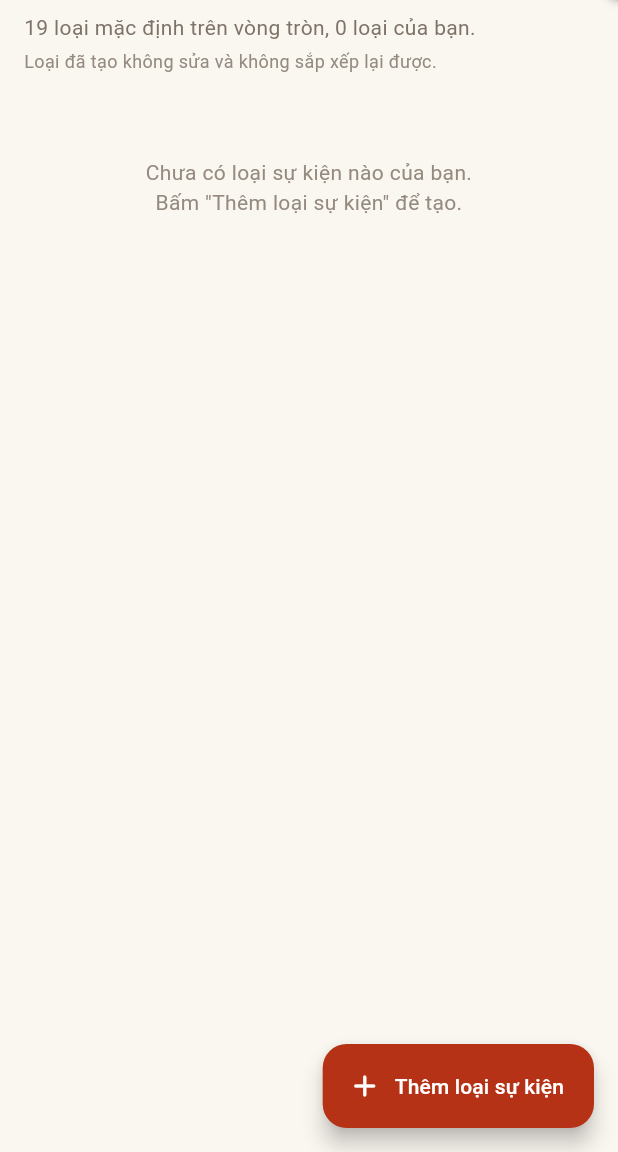
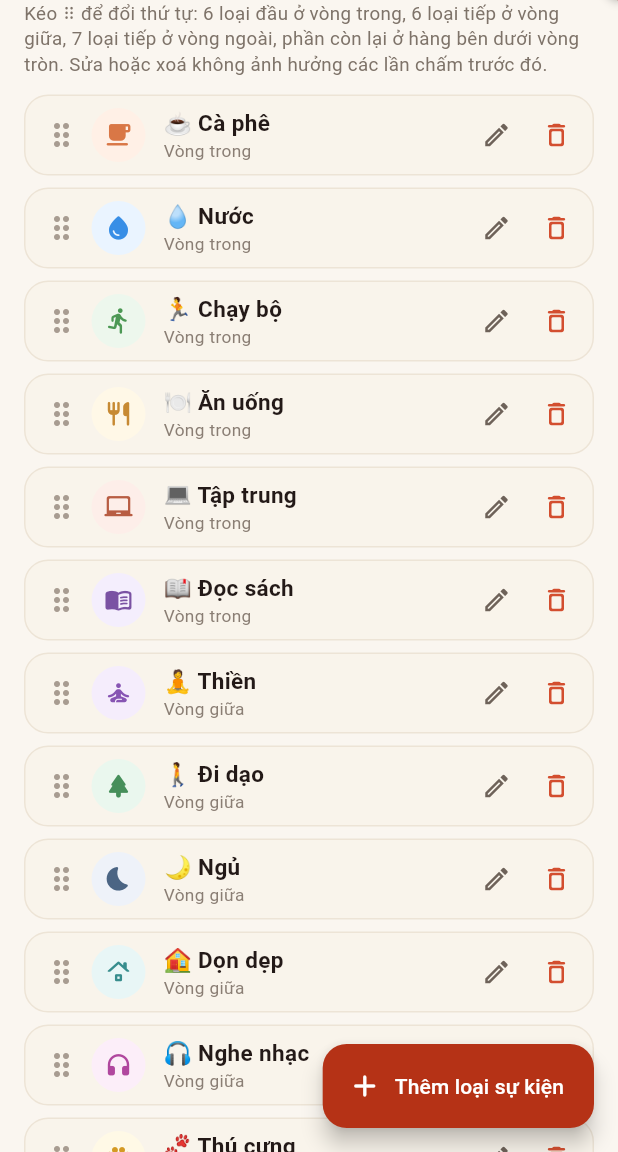
Before and after one commit to PRM393GROUP3/Cham-ActivityLogWithPeople, a Flutter app: the EventTypesPage screen opened by its route, on a phone screen of 412 x 824 dp, the part 84-1236 px from its top. Run offline on Flutter 3.47's test engine with Material 3 defaults, Android fonts, the phone set to English and light mode, and no system bars; our stand-ins replace dio, flutter_riverpod, shared_preferences; accounts and stored records are empty; network calls fail.

Commit message:
feat(mobile): edit, delete and reorder all event types in Settings
- Settings → "Loại sự kiện" now lists every type, including the 19
  defaults, with add / edit / delete (confirmed) / drag-to-reorder
- Order decides placement: 6 inner, 6 middle, 7 outer ring (evenly
  spaced), the rest in the "Sự kiện khác" row (layoutDial)
- Editing or deleting never touches existing records: they keep the
  emoji and name they were logged with
- Changing a default's emoji swaps its Material icon for the emoji
- Full ordered list stored locally (v2 key; previous custom-only list is
  migrated)
- Requirement v0.5: LOG-05 / AC-02 updated, open question on deleting
  types resolved

Co-Authored-By: Claude Opus 5.5 (1M context) <noreply@anthropic.com>

```diff
--- a/mobile/lib/features/activity_dial/presentation/pages/activity_dial_page.dart
+++ b/mobile/lib/features/activity_dial/presentation/pages/activity_dial_page.dart
@@ -124,7 +124,7 @@ class ActivityDialPage extends ConsumerWidget {
                 style: TextStyle(fontWeight: FontWeight.w700, fontSize: 13.5),
               ),
               subtitle: const Text(
-                'Thêm icon sự kiện của riêng bạn',
+                'Thêm, sửa, xoá, sắp xếp icon trên trang chủ',
                 style: TextStyle(fontSize: 11.5, color: Color(0xFF7E7268)),
               ),
               trailing: const Icon(Icons.arrow_forward_ios_rounded, size: 14),
@@ -298,11 +298,11 @@ class ActivityDialPage extends ConsumerWidget {
                       onTapCenter: () => _openTodayLogsSheet(context),
                     ),
 
-                    // --- 4. SỰ KIỆN CỦA BẠN: loại tự tạo trong Cài đặt (LOG-05) ---
-                    if (state.customTypes.isNotEmpty) ...[
+                    // --- 4. SỰ KIỆN KHÁC: từ loại thứ 20 theo thứ tự trong Cài đặt (LOG-05) ---
+                    if (state.extraTypes.isNotEmpty) ...[
                       const SizedBox(height: 8),
                       const Text(
-                        'Sự kiện của bạn',
+                        'Sự kiện khác',
                         style: TextStyle(
                           fontSize: 13,
                           fontWeight: FontWeight.w800,
@@ -314,7 +314,7 @@ class ActivityDialPage extends ConsumerWidget {
                         scrollDirection: Axis.horizontal,
                         child: Row(
                           children: [
-                            for (final type in state.customTypes)
+                            for (final type in state.extraTypes)
                               Padding(
                                 padding: const EdgeInsets.only(right: 4),
                                 child: RadialDialNode(
--- a/mobile/lib/features/activity_dial/presentation/pages/event_types_page.dart
+++ b/mobile/lib/features/activity_dial/presentation/pages/event_types_page.dart
@@ -2,80 +2,135 @@ import 'package:flutter/material.dart';
 import 'package:flutter_riverpod/flutter_riverpod.dart';
 
 import '../../domain/activity_event_type.dart';
+import '../../domain/dial_layout.dart';
 import '../../domain/emoji_catalog.dart';
 import '../activity_dial_controller.dart';
 
-/// Cài đặt → Loại sự kiện: xem và tạo loại sự kiện của riêng mình (LOG-01, LOG-02, LOG-05).
-/// Loại đã tạo không sửa, không sắp xếp; hiển thị ở hàng "Sự kiện của bạn" trên trang chủ.
+/// Cài đặt → Loại sự kiện (LOG-05): thêm, sửa, xoá và kéo thả sắp xếp mọi loại sự kiện,
+/// kể cả 19 loại mặc định. Thứ tự quyết định vị trí trên vòng Dial; sửa / xoá không đổi lịch sử.
 class EventTypesPage extends ConsumerWidget {
   const EventTypesPage({super.key});
 
+  void _openSheet(BuildContext context, [ActivityEventType? editing]) {
+    showModalBottomSheet<void>(
+      context: context,
+      isScrollControlled: true,
+      backgroundColor: Colors.transparent,
+      builder: (_) => EventTypeSheet(editing: editing),
+    );
+  }
+
+  Future<void> _confirmDelete(BuildContext context, WidgetRef ref, ActivityEventType type) async {
+    final ok = await showDialog<bool>(
+      context: context,
+      builder: (ctx) => AlertDialog(
+        title: Text('Xoá ${type.emoji} ${type.name}?'),
+        content: const Text('Nút này biến khỏi trang chủ. Các lần chấm trước đó vẫn giữ trong lịch sử.'),
+        actions: [
+          TextButton(onPressed: () => Navigator.pop(ctx, false), child: const Text('Huỷ')),
+          FilledButton(
+            style: FilledButton.styleFrom(backgroundColor: const Color(0xFFD34E2F)),
+            onPressed: () => Navigator.pop(ctx, true),
+            child: const Text('Xoá'),
+          ),
+        ],
+      ),
+    );
+    if (ok != true || !context.mounted) return;
+    try {
+      await ref.read(activityDialControllerProvider.notifier).deleteEventType(type.id);
+    } on ArgumentError catch (e) {
+      if (!context.mounted) return;
+      ScaffoldMessenger.of(context).showSnackBar(
+        SnackBar(content: Text('${e.message}'), behavior: SnackBarBehavior.floating),
+      );
+    }
+  }
+
+  static String _positionLabel(int index) {
+    final inner = dialRingCapacity[0], middle = inner + dialRingCapacity[1];
+    final outer = middle + dialRingCapacity[2];
+    if (index < inner) return 'Vòng trong';
+    if (index < middle) return 'Vòng giữa';
+    if (index < outer) return 'Vòng ngoài';
+    return 'Hàng dưới vòng tròn';
+  }
+
   @override
   Widget build(BuildContext context, WidgetRef ref) {
-    final state = ref.watch(activityDialControllerProvider);
-    final custom = state.customTypes;
+    final types = ref.watch(activityDialControllerProvider).eventTypes;
+    final controller = ref.read(activityDialControllerProvider.notifier);
 
     return Scaffold(
       backgroundColor: const Color(0xFFFAF6F0),
       appBar: AppBar(
         backgroundColor: const Color(0xFFFAF6F0),
-        title: const Text(
-          'Loại sự kiện',
-          style: TextStyle(fontWeight: FontWeight.w800),
-        ),
+        title: const Text('Loại sự kiện', style: TextStyle(fontWeight: FontWeight.w800)),
       ),
       floatingActionButton: FloatingActionButton.extended(
         backgroundColor: const Color(0xFFB53216),
         foregroundColor: Colors.white,
-        onPressed: () => showModalBottomSheet<void>(
-          context: context,
-          isScrollControlled: true,
-          backgroundColor: Colors.transparent,
-          builder: (_) => const AddEventTypeSheet(),
-        ),
+        onPressed: () => _openSheet(context),
         icon: const Icon(Icons.add_rounded),
         label: const Text('Thêm loại sự kiện'),
       ),
-      body: ListView(
-        padding: const EdgeInsets.fromLTRB(16, 8, 16, 96),
-        children: [
-          Text(
-            '${state.dialTypes.length} loại mặc định trên vòng tròn, ${custom.length} loại của bạn.',
-            style: const TextStyle(color: Color(0xFF7E7369)),
+      body: ReorderableListView.builder(
+        padding: const EdgeInsets.fromLTRB(16, 0, 16, 96),
+        buildDefaultDragHandles: false,
+        header: const Padding(
+          padding: EdgeInsets.only(bottom: 12),
+          child: Text(
+            'Kéo ⠿ để đổi thứ tự: 6 loại đầu ở vòng trong, 6 loại tiếp ở vòng giữa, 7 loại tiếp ở '
+            'vòng ngoài, phần còn lại ở hàng bên dưới vòng tròn. Sửa hoặc xoá không ảnh hưởng các lần '
+            'chấm trước đó.',
+            style: TextStyle(fontSize: 12.5, color: Color(0xFF7E7369), height: 1.35),
           ),
-          const SizedBox(height: 4),
-          const Text(
-            'Loại đã tạo không sửa và không sắp xếp lại được.',
-            style: TextStyle(fontSize: 12, color: Color(0xFF948A80)),
-          ),
-          const SizedBox(height: 16),
-          if (custom.isEmpty)
-            const Padding(
-              padding: EdgeInsets.symmetric(vertical: 40),
-              child: Text(
-                'Chưa có loại sự kiện nào của bạn.\nBấm "Thêm loại sự kiện" để tạo.',
-                textAlign: TextAlign.center,
-                style: TextStyle(color: Color(0xFF948A80), height: 1.4),
+        ),
+        itemCount: types.length,
+        onReorderItem: controller.reorderEventTypes,
+        itemBuilder: (context, index) {
+          final type = types[index];
+          return _EventTypeTile(
+            key: ValueKey(type.id),
+            type: type,
+            position: _positionLabel(index),
+            dragHandle: ReorderableDragStartListener(
+              index: index,
+              child: const Padding(
+                padding: EdgeInsets.all(8),
+                child: Icon(Icons.drag_indicator_rounded, color: Color(0xFFA89C91)),
               ),
-            )
-          else
-            for (final type in custom) _EventTypeTile(type: type),
-        ],
+            ),
+            onEdit: () => _openSheet(context, type),
+            onDelete: () => _confirmDelete(context, ref, type),
+          );
+        },
       ),
     );
   }
 }
 
 class _EventTypeTile extends StatelessWidget {
-  const _EventTypeTile({required this.type});
+  const _EventTypeTile({
+    super.key,
+    required this.type,
+    required this.position,
+    required this.dragHandle,
+    required this.onEdit,
+    required this.onDelete,
+  });
 
   final ActivityEventType type;
+  final String position;
+  final Widget dragHandle;
+  final VoidCallback onEdit;
+  final VoidCallback onDelete;
 
   @override
   Widget build(BuildContext context) {
     return Container(
       margin: const EdgeInsets.only(bottom: 8),
-      padding: const EdgeInsets.symmetric(horizontal: 14, vertical: 12),
+      padding: const EdgeInsets.fromLTRB(4, 6, 4, 6),
       decoration: BoxDecoration(
         color: const Color(0xFFF9F4EB),
         borderRadius: BorderRadius.circular(16),
@@ -83,13 +138,42 @@ class _EventTypeTile extends StatelessWidget {
       ),
       child: Row(
         children: [
-          Text(type.emoji, style: const TextStyle(fontSize: 24)),
+          dragHandle,
+          Container(
+            width: 36,
+            height: 36,
+            decoration: BoxDecoration(color: type.bgColor, shape: BoxShape.circle),
+            alignment: Alignment.center,
+            child: type.icon != null
+                ? Icon(type.icon, size: 19, color: type.accentColor)
+                : Text(type.emoji, style: const TextStyle(fontSize: 19)),
+          ),
           const SizedBox(width: 12),
           Expanded(
-            child: Text(
-              type.name,
-              style: const TextStyle(fontSize: 15, fontWeight: FontWeight.w700),
+            child: Column(
+              crossAxisAlignment: CrossAxisAlignment.start,
+              children: [
+                Text(
+                  '${type.emoji} ${type.name}',
+                  maxLines: 1,
+                  overflow: TextOverflow.ellipsis,
+                  style: const TextStyle(fontSize: 15, fontWeight: FontWeight.w700),
+                ),
+                Text(position, style: const TextStyle(fontSize: 11.5, color: Color(0xFF8A7E74))),
+              ],
             ),
+          ),
+          IconButton(
+            visualDensity: VisualDensity.compact,
+            tooltip: 'Sửa ${type.name}',
+            icon: const Icon(Icons.edit_outlined, size: 20, color: Color(0xFF6E6259)),
+            onPressed: onEdit,
+          ),
+          IconButton(
+            visualDensity: VisualDensity.compact,
+            tooltip: 'Xoá ${type.name}',
+            icon: const Icon(Icons.delete_outline_rounded, size: 20, color: Color(0xFFD34E2F)),
+            onPressed: onDelete,
           ),
         ],
       ),
@@ -97,20 +181,23 @@ class _EventTypeTile extends StatelessWidget {
   }
 }
 
-/// Bảng tạo loại sự kiện: chọn emoji (tên tự điền theo emoji, LOG-02) hoặc nhập emoji khác.
-class AddEventTypeSheet extends ConsumerStatefulWidget {
-  const AddEventTypeSheet({super.key});
+/// Bảng thêm / sửa loại sự kiện: chọn emoji (tên tự điền theo emoji, LOG-02) hoặc nhập emoji khác.
+class EventTypeSheet extends ConsumerStatefulWidget {
+  const EventTypeSheet({super.key, this.editing});
+
+  /// `null` = thêm mới.
+  final ActivityEventType? editing;
 
   @override
-  ConsumerState<AddEventTypeSheet> createState() => _AddEventTypeSheetState();
+  ConsumerState<EventTypeSheet> createState() => _EventTypeSheetState();
 }
 
-class _AddEventTypeSheetState extends ConsumerState<AddEventTypeSheet> {
-  final _emoji = TextEditingController();
-  final _name = TextEditingController();
+class _EventTypeSheetState extends ConsumerState<EventTypeSheet> {
+  late final _emoji = TextEditingController(text: widget.editing?.emoji);
+  late final _name = TextEditingController(text: widget.editing?.name);
 
-  /// Tên đã được người dùng tự sửa thì không ghi đè khi đổi emoji nữa.
-  bool _nameEdited = false;
+  /// Tên đã có (đang sửa) hoặc người dùng tự gõ thì không ghi đè khi đổi emoji nữa.
+  late bool _nameEdited = widget.editing != null;
   String? _error;
 
   @override
@@ -134,17 +221,21 @@ class _AddEventTypeSheetState extends ConsumerState<AddEventTypeSheet> {
   }
 
   Future<void> _save() async {
+    final controller = ref.read(activityDialControllerProvider.notifier);
     try {
-      final type = await ref
-          .read(activityDialControllerProvider.notifier)
-          .addEventType(emoji: _emoji.text, name: _name.text);
+      final editing = widget.editing;
+      final String message;
+      if (editing == null) {
+        final type = await controller.addEventType(emoji: _emoji.text, name: _name.text);
+        message = 'Đã thêm ${type.emoji} ${type.name}';
+      } else {
+        await controller.updateEventType(editing.id, emoji: _emoji.text, name: _name.text);
+        message = 'Đã lưu thay đổi';
+      }
       if (!mounted) return;
       Navigator.pop(context);
       ScaffoldMessenger.of(context).showSnackBar(
-        SnackBar(
-          content: Text('Đã thêm ${type.emoji} ${type.name}'),
-          behavior: SnackBarBehavior.floating,
-        ),
+        SnackBar(content: Text(message), behavior: SnackBarBehavior.floating),
       );
     } on ArgumentError catch (e) {
       setState(() => _error = '${e.message}');
@@ -154,9 +245,7 @@ class _AddEventTypeSheetState extends ConsumerState<AddEventTypeSheet> {
   @override
   Widget build(BuildContext context) {
     return Padding(
-      padding: EdgeInsets.only(
-        bottom: MediaQuery.of(context).viewInsets.bottom,
-      ),
+      padding: EdgeInsets.only(bottom: MediaQuery.of(context).viewInsets.bottom),
       child: Container(
         decoration: const BoxDecoration(
           color: Color(0xFFFFFDF9),
@@ -167,15 +256,12 @@ class _AddEventTypeSheetState extends ConsumerState<AddEventTypeSheet> {
           mainAxisSize: MainAxisSize.min,
           crossAxisAlignment: CrossAxisAlignment.start,
           children: [
-            const Text(
-              'Thêm loại sự kiện',
-              style: TextStyle(fontSize: 18, fontWeight: FontWeight.w800),
+            Text(
+              widget.editing == null ? 'Thêm loại sự kiện' : 'Sửa loại sự kiện',
+              style: const TextStyle(fontSize: 18, fontWeight: FontWeight.w800),
             ),
             const SizedBox(height: 12),
-            const Text(
-              'Chọn emoji',
-              style: TextStyle(fontWeight: FontWeight.w700),
-            ),
+            const Text('Chọn emoji', style: TextStyle(fontWeight: FontWeight.w700)),
             const SizedBox(height: 8),
             SizedBox(
               height: 168,
@@ -193,15 +279,10 @@ class _AddEventTypeSheetState extends ConsumerState<AddEventTypeSheet> {
                       child: Container(
                         alignment: Alignment.center,
                         decoration: BoxDecoration(
-                          color: _emoji.text == emoji
-                              ? const Color(0xFFFDEEE8)
-                              : null,
+                          color: _emoji.text == emoji ? const Color(0xFFFDEEE8) : null,
                           borderRadius: BorderRadius.circular(10),
                         ),
-                        child: Text(
-                          emoji,
-                          style: const TextStyle(fontSize: 22),
-                        ),
+                        child: Text(emoji, style: const TextStyle(fontSize: 22)),
                       ),
                     ),
                 ],
@@ -217,10 +298,7 @@ class _AddEventTypeSheetState extends ConsumerState<AddEventTypeSheet> {
                     controller: _emoji,
                     textAlign: TextAlign.center,
                     style: const TextStyle(fontSize: 22),
-                    decoration: const InputDecoration(
-                      labelText: 'Emoji',
-                      border: OutlineInputBorder(),
-                    ),
+                    decoration: const InputDecoration(labelText: 'Emoji', border: OutlineInputBorder()),
                     onChanged: _onEmojiChanged,
                   ),
                 ),
@@ -248,9 +326,7 @@ class _AddEventTypeSheetState extends ConsumerState<AddEventTypeSheet> {
             SizedBox(
               width: double.infinity,
               child: FilledButton(
-                style: FilledButton.styleFrom(
-                  backgroundColor: const Color(0xFFB53216),
-                ),
+                style: FilledButton.styleFrom(backgroundColor: const Color(0xFFB53216)),
                 onPressed: _save,
                 child: const Text('Lưu'),
               ),
```
Also changed, not shown: mobile/lib/features/activity_dial/data/event_type_storage.dart (+27 -17 lines), mobile/lib/features/activity_dial/domain/activity_event_type.dart (+33 -12 lines), mobile/lib/features/activity_dial/domain/dial_layout.dart (added, +21 -0 lines), mobile/lib/features/activity_dial/presentation/activity_dial_controller.dart (+46 -16 lines), 6 other files.
